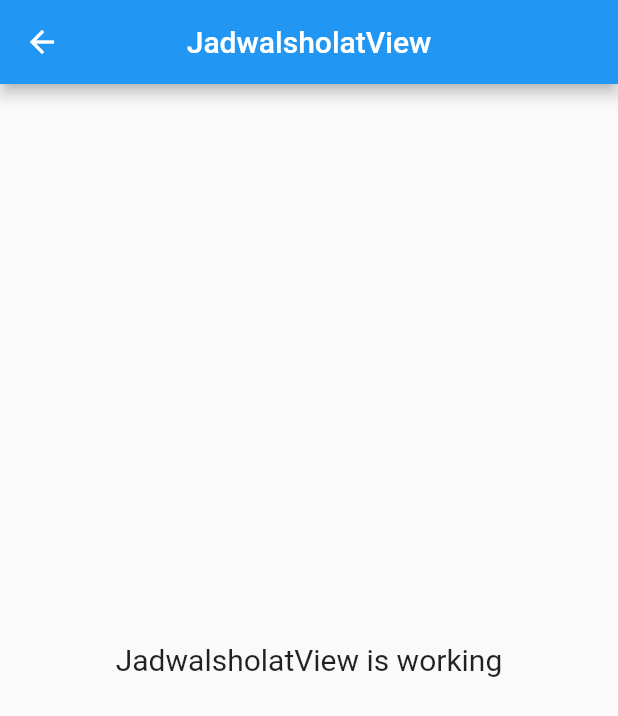
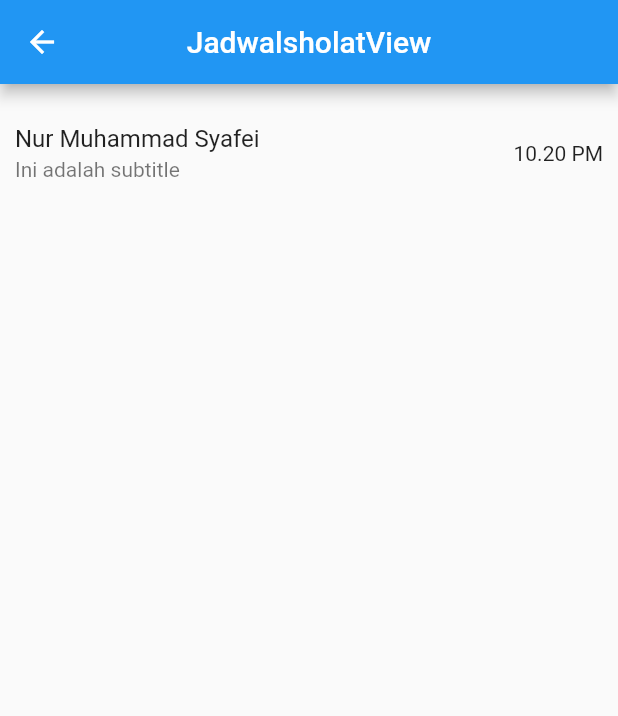
Before and after one commit to nurmuhammadsyafei/flutter_getx, a Flutter app: the JadwalsholatView screen opened by its route, on a phone screen of 412 x 824 dp. Shown: the top 716 px of the screen. Run offline on Flutter 3.47's test engine with Material 2 defaults, Android fonts, the phone set to English and light mode, and no system bars; our stand-ins replace get.

Commit message:
Impove awal jadwal sholat page

```diff
--- a/lib/app/modules/jadwalsholat/views/jadwalsholat_view.dart
+++ b/lib/app/modules/jadwalsholat/views/jadwalsholat_view.dart
@@ -9,16 +9,24 @@ class JadwalsholatView extends GetView<JadwalsholatController> {
   @override
   Widget build(BuildContext context) {
     return Scaffold(
-      appBar: AppBar(
-        title: const Text('JadwalsholatView'),
-        centerTitle: true,
-      ),
-      body: const Center(
-        child: Text(
-          'JadwalsholatView is working',
-          style: TextStyle(fontSize: 20),
+        appBar: AppBar(
+          title: const Text('JadwalsholatView'),
+          centerTitle: true,
         ),
-      ),
-    );
+        body: ListView(
+          children: [
+            ListTile(
+              contentPadding:
+                  EdgeInsets.symmetric(vertical: 10, horizontal: 10),
+              title: Text("Nur Muhammad Syafei"),
+              subtitle: Text("Ini adalah subtitle"),
+              // leading: CircleAvatar(
+              //   backgroundImage: AssetImage('assets/img/megawati.jpg'),
+              //   // radius: 50, // set the radius as per your requirements
+              // ),
+              trailing: Text("10.20 PM"),
+            )
+          ],
+        ));
   }
 }
--- a/pubspec.yaml
+++ b/pubspec.yaml
@@ -20,3 +20,7 @@ dev_dependencies:
 
 flutter:
   uses-material-design: true
+
+  assets:
+    - assets/img/megawati.jpg
+    # - images/a_dot_ham.jpeg
```
Also changed, not shown: lib/models/http_jadwalsholat.dart (added, +22 -0 lines), assets/img/megawati.jpg (added).
